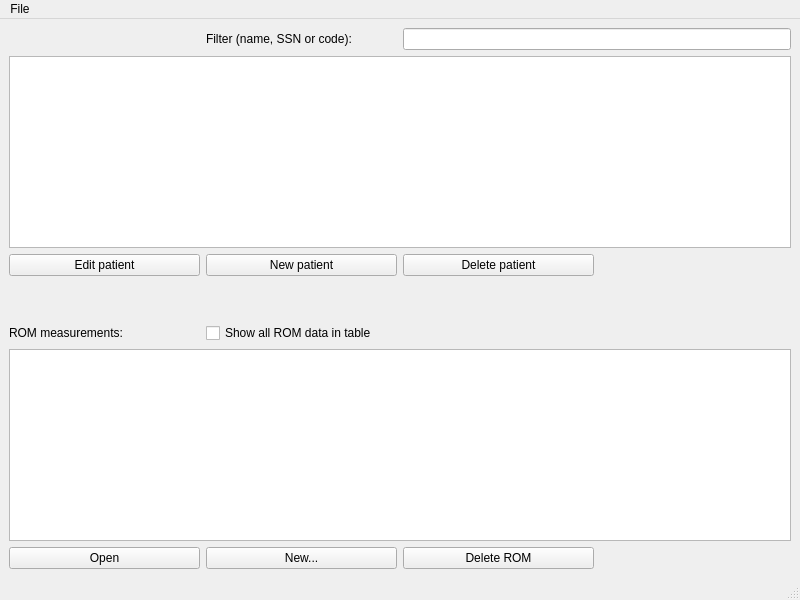
Old version of the form gaitbase/patients.ui in the repository NCH-Motion-Laboratory/gaitbase.
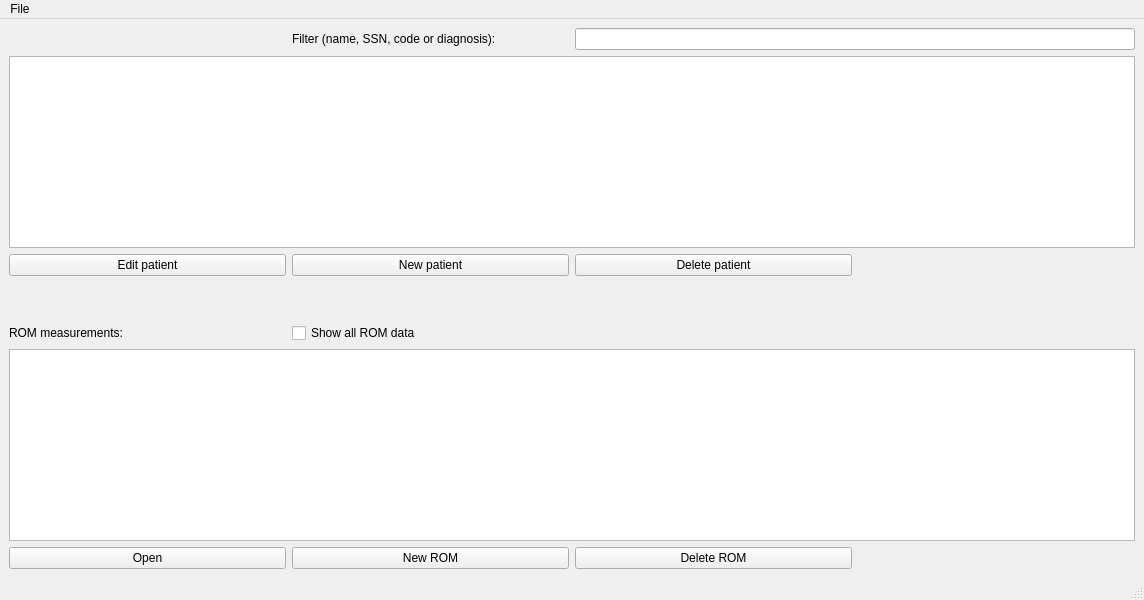
New version of the form.

Commit message: wip: incl diagnosis

```diff
--- a/gaitbase/patients.ui
+++ b/gaitbase/patients.ui
@@ -6,7 +6,7 @@
    <rect>
     <x>0</x>
     <y>0</y>
-    <width>800</width>
+    <width>1144</width>
     <height>600</height>
    </rect>
   </property>
@@ -33,7 +33,7 @@
          </sizepolicy>
         </property>
         <property name="text">
-         <string>Filter (name, SSN or code):</string>
+         <string>Filter (name, SSN, code or diagnosis):</string>
         </property>
        </widget>
       </item>
@@ -59,7 +59,7 @@
       <item row="6" column="1">
        <widget class="QPushButton" name="btnNewROM">
         <property name="text">
-         <string>New...</string>
+         <string>New ROM</string>
         </property>
        </widget>
       </item>
@@ -129,7 +129,7 @@
       <item row="4" column="1">
        <widget class="QCheckBox" name="cbShowAllROM">
         <property name="text">
-         <string>Show all ROM data in table</string>
+         <string>Show all ROM data</string>
         </property>
        </widget>
       </item>
@@ -156,7 +156,7 @@
     <rect>
      <x>0</x>
      <y>0</y>
-     <width>800</width>
+     <width>1144</width>
      <height>21</height>
     </rect>
    </property>
```
The commit also changes 3 other files.
